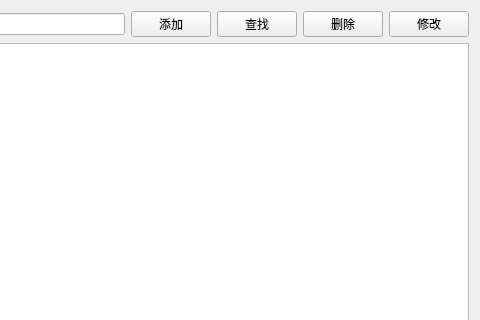
First picture: the form in HDATS/doctormanagement.ui, repository fhwhsa/HDATS, before the edit; both pictures show x 183 to 663 and y 0 to 320 of the 663 by 402 pixel window.
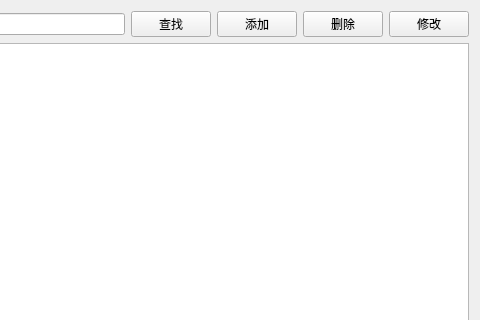
Second picture: the form after the edit.

Patch:
```diff
--- a/HDATS/doctormanagement.ui
+++ b/HDATS/doctormanagement.ui
@@ -28,21 +28,21 @@
        <item>
         <layout class="QHBoxLayout" name="horizontalLayout">
          <item>
-          <widget class="QPushButton" name="pushButton_2">
-           <property name="text">
-            <string>添加</string>
-           </property>
-          </widget>
-         </item>
-         <item>
-          <widget class="QPushButton" name="pushButton">
+          <widget class="QPushButton" name="btnFind">
            <property name="text">
             <string>查找</string>
            </property>
           </widget>
          </item>
          <item>
-          <widget class="QPushButton" name="pushButton_3">
+          <widget class="QPushButton" name="btnAdd">
+           <property name="text">
+            <string>添加</string>
+           </property>
+          </widget>
+         </item>
+         <item>
+          <widget class="QPushButton" name="btnDelete">
            <property name="text">
             <string>删除</string>
            </property>
```
Left out of the diff: 2 changed lines with no effect on the pictures.
